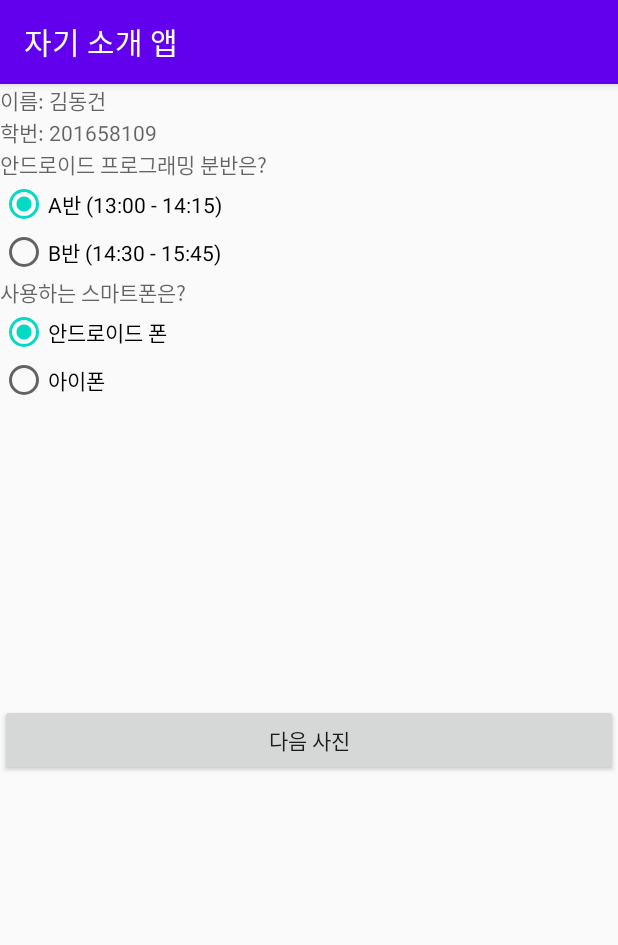
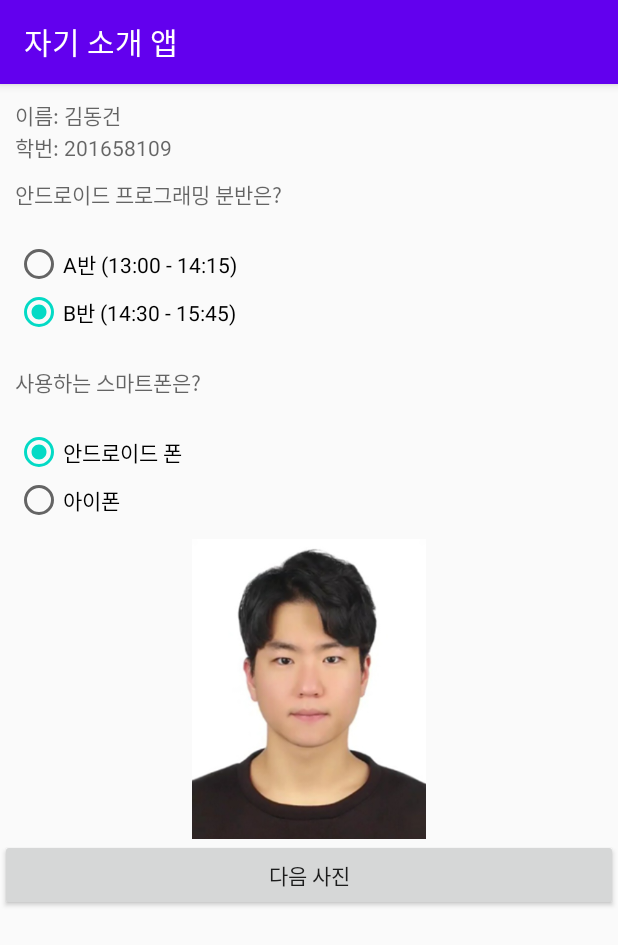
Before and after one commit to DongGeon0908/Android_Study, an Android app: the screen it shows after launch (MainActivity), on a phone screen of 412 x 824 dp. Shown: the top 945 px of the screen. Run offline under Robolectric (Android 15) with nearby library versions, the light colour scheme and no system bars.

Commit message:
과제 정리

```diff
--- a/project1/app/src/main/java/kr/ac/hs/project1/MainActivity.java
+++ b/project1/app/src/main/java/kr/ac/hs/project1/MainActivity.java
@@ -3,8 +3,22 @@ package kr.ac.hs.project1;
 import androidx.appcompat.app.AppCompatActivity;
 
 import android.os.Bundle;
+import android.view.View;
+import android.widget.Button;
+import android.widget.ImageView;
+import android.widget.RadioButton;
+import android.widget.RadioGroup;
+import android.widget.TextView;
 
 public class MainActivity extends AppCompatActivity {
+
+    TextView text1, text2, text3, text4;
+    RadioGroup rg1, rg2;
+    RadioButton rb1, rb2, rb3, rb4;
+    ImageView img;
+    Button btn;
+    int[] data = new int[3];
+    int cnt = 0;
 
     @Override
     protected void onCreate(Bundle savedInstanceState) {
@@ -12,5 +26,45 @@ public class MainActivity extends AppCompatActivity {
         setContentView(R.layout.activity_main);
         setTitle("자기 소개 앱");
 
+        int i = 0;
+        text1 = findViewById(R.id.text1);
+        text2 = findViewById(R.id.text2);
+        text3 = findViewById(R.id.text3);
+        text4 = findViewById(R.id.text4);
+
+        rg1 = findViewById(R.id.rg1);
+        rg2 = findViewById(R.id.rg2);
+
+        rb1 = findViewById(R.id.rb1);
+        rb2 = findViewById(R.id.rb2);
+        rb3 = findViewById(R.id.rb3);
+        rb4 = findViewById(R.id.rb4);
+
+        img = findViewById(R.id.img);
+
+        btn = findViewById(R.id.btn);
+
+
+        data[0] = R.drawable.d1;
+        data[1] = R.drawable.d2;
+        data[2] = R.drawable.d3;
+
+
+        btn.setOnClickListener(new View.OnClickListener() {
+            @Override
+            public void onClick(View v) {
+                if (cnt != 2) {
+                    cnt++;
+                    img.setImageResource(data[cnt]);
+                } else {
+                    cnt = 0;
+                    img.setImageResource(data[cnt]);
+                }
+
+
+            }
+        });
+
+
     }
 }
--- a/project1/app/src/main/res/layout/activity_main.xml
+++ b/project1/app/src/main/res/layout/activity_main.xml
@@ -8,53 +8,72 @@
     tools:context=".MainActivity">
 
     <TextView
+        android:id="@+id/text1"
         android:layout_width="wrap_content"
         android:layout_height="wrap_content"
+        android:layout_marginTop="10dp"
+        android:layout_marginLeft="10dp"
         android:hint="@string/textView1" />
 
     <TextView
+        android:id="@+id/text2"
         android:layout_width="wrap_content"
         android:layout_height="wrap_content"
+        android:layout_marginLeft="10dp"
         android:hint="@string/textView2" />
 
     <TextView
+        android:id="@+id/text3"
         android:layout_width="wrap_content"
         android:layout_height="wrap_content"
-        android:hint="@string/group1" />
+        android:layout_margin="10dp"
+        android:layout_marginTop="10dp"
+        android:hint="@string/textView3" />
 
     <RadioGroup
+        android:id="@+id/rg1"
         android:layout_width="wrap_content"
-        android:layout_height="wrap_content">
+        android:layout_height="wrap_content"
+        android:layout_margin="10dp">
 
         <RadioButton
+            android:id="@+id/rb1"
+            android:layout_width="wrap_content"
+            android:layout_height="wrap_content"
+
+            android:text="@string/class1" />
+
+        <RadioButton
+            android:id="@+id/rb2"
             android:layout_width="wrap_content"
             android:layout_height="wrap_content"
             android:checked="true"
-            android:text="@string/class1" />
-
-        <RadioButton
-            android:layout_width="wrap_content"
-            android:layout_height="wrap_content"
             android:text="@string/class2" />
 
     </RadioGroup>
 
     <TextView
+        android:id="@+id/text4"
         android:layout_width="wrap_content"
         android:layout_height="wrap_content"
-        android:hint="@string/group2" />
+        android:layout_margin="10dp"
+        android:hint="@string/textView4" />
 
     <RadioGroup
+        android:id="@+id/rg2"
         android:layout_width="wrap_content"
-        android:layout_height="wrap_content">
+        android:layout_height="wrap_content"
+        android:layout_margin="10dp">
 
         <RadioButton
+            android:id="@+id/rb3"
             android:layout_width="wrap_content"
             android:layout_height="wrap_content"
             android:checked="true"
             android:text="@string/class3" />
 
         <RadioButton
+            android:id="@+id/rb4"
             android:layout_width="wrap_content"
             android:layout_height="wrap_content"
             android:text="@string/class4" />
@@ -63,18 +82,18 @@
     </RadioGroup>
 
     <ImageView
+        android:id="@+id/img"
         android:layout_width="wrap_content"
         android:layout_height="200dp"
-        android:layout_centerHorizontal="true" />
+        android:layout_gravity="center_horizontal"
+        android:src="@drawable/d1"
+        />
 
     <Button
+        android:id="@+id/btn"
         android:layout_width="match_parent"
         android:layout_height="wrap_content"
-        android:text="@string/btn1"
-        />
-
-
-
+        android:text="@string/btn1" />
 
 
 </LinearLayout>
--- a/project1/app/src/main/res/values/strings.xml
+++ b/project1/app/src/main/res/values/strings.xml
@@ -2,8 +2,8 @@
     <string name="app_name">project1</string>
     <string name="textView1">이름: 김동건</string>
     <string name="textView2">학번: 201658109</string>
-    <string name="group1">안드로이드 프로그래밍 분반은?</string>
-    <string name="group2">사용하는 스마트폰은?</string>
+    <string name="textView3">안드로이드 프로그래밍 분반은?</string>
+    <string name="textView4">사용하는 스마트폰은?</string>
     <string name="class1">A반 (13:00 - 14:15)</string>
     <string name="class2">B반 (14:30 - 15:45)</string>
     <string name="class3">안드로이드 폰</string>
```
Also changed, not shown: 2 other files.
